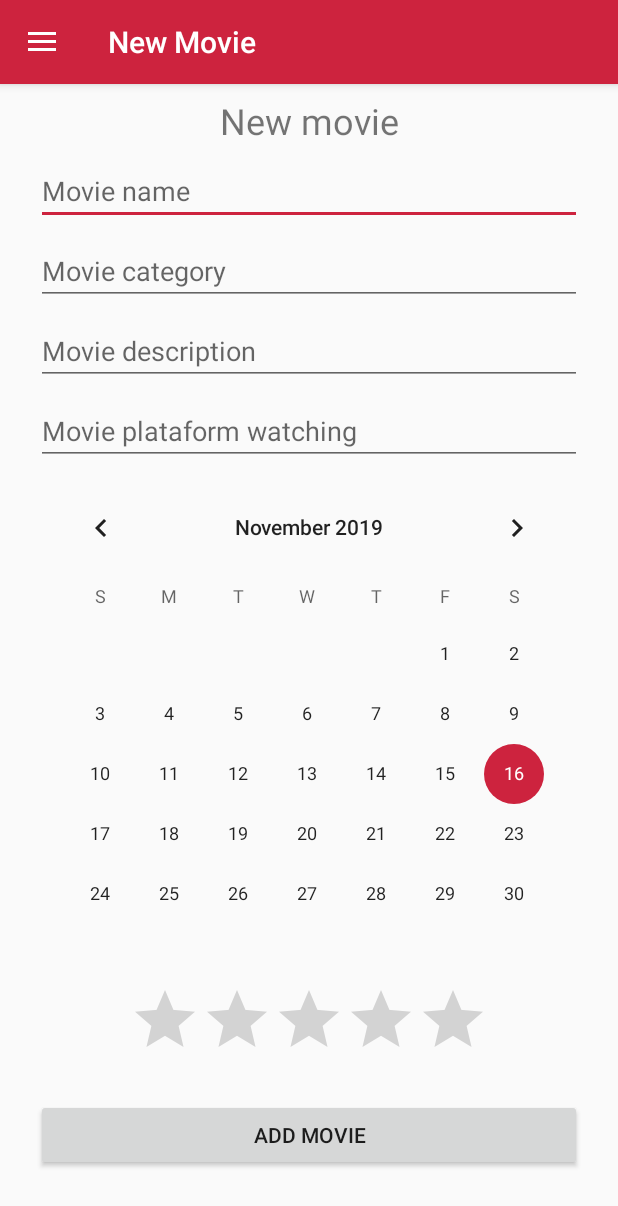
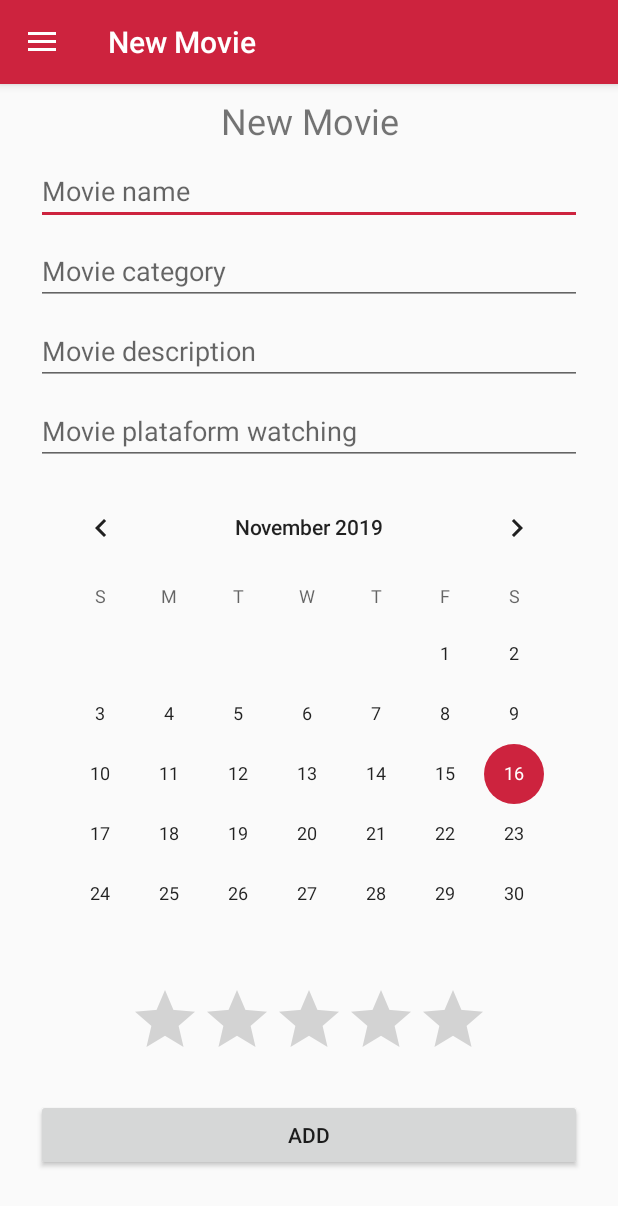
Before and after one commit to RenatoSousaA/MyMovie, an Android app: the screen it shows after launch once a user with an empty profile is signed in (MainActivity), in the side drawer, after a tap on "New Movie", on a phone screen of 412 x 824 dp. Shown: the top 1206 px of the screen. Run offline under Robolectric (Android 15) with nearby library versions, the phone set to English and light mode, and no system bars; our stand-ins replace Firebase (no records; nobody signed in at launch, a user with empty details on screens opened directly), Room's generated code, navigation-ui; libraries missing offline, so code that uses them is left out: me.dm7.barcodescanner; 3 statements that could not run were skipped.

Commit message:
- Correção dos modulos de DI; - Adição dos modelos do Koin (DI) no MyApplication; - Correção do model Movie; - Reagrupamento dos itens do ORM room; - Alteração do nome newMovie para Movie, pois irá adicionar e editar. Quase pronto, mas ainda falta validar campos e trocar de fragmento.

```diff
--- a/app/src/main/AndroidManifest.xml
+++ b/app/src/main/AndroidManifest.xml
@@ -25,6 +25,7 @@
             android:required="true"/>
 
     <application
+            android:name=".MyApplication"
             android:allowBackup="true"
             android:icon="@mipmap/ic_launcher"
             android:label="@string/app_name"
--- a/app/src/main/java/br/com/fiap/androidfinalprojeto/dao/MovieDao.kt
+++ b/app/src/main/java/br/com/fiap/androidfinalprojeto/room/dao/MovieDao.kt
@@ -1,8 +1,8 @@
-package br.com.fiap.androidfinalprojeto.dao
+package br.com.fiap.androidfinalprojeto.room.dao
 
 import androidx.lifecycle.LiveData
 import androidx.room.*
-import br.com.fiap.androidfinalprojeto.model.Movie
+import br.com.fiap.androidfinalprojeto.room.model.Movie
 
 @Dao
 interface MovieDao {
--- a/app/src/main/java/br/com/fiap/androidfinalprojeto/dao/MyMovieDatabase.kt
+++ b/app/src/main/java/br/com/fiap/androidfinalprojeto/room/dao/MyMovieDatabase.kt
@@ -1,11 +1,11 @@
-package br.com.fiap.androidfinalprojeto.dao
+package br.com.fiap.androidfinalprojeto.room.dao
 
 import android.content.Context
 import androidx.room.Database
 import androidx.room.Room
 import androidx.room.RoomDatabase
 import androidx.room.TypeConverters
-import br.com.fiap.androidfinalprojeto.model.Movie
+import br.com.fiap.androidfinalprojeto.room.model.Movie
 import br.com.fiap.androidfinalprojeto.util.Converters
 
 @Database(entities = [Movie::class], version = 1)
@@ -15,6 +15,7 @@ public abstract class MyMovieDatabase : RoomDatabase() {
     abstract fun movieDao(): MovieDao
 
     companion object {
+
         @Volatile
         private var INSTANCE: MyMovieDatabase? = null
 
--- /dev/null
+++ b/app/src/main/java/br/com/fiap/androidfinalprojeto/room/model/Movie.kt
@@ -0,0 +1,19 @@
+package br.com.fiap.androidfinalprojeto.room.model
+
+import androidx.room.Entity
+import androidx.room.PrimaryKey
+import java.util.*
+
+//Adotar padrão de 5 caracteres para as tabelas
+//3 para prefixo e 2 para ordem entre pais e filhos
+@Entity(tableName = "MVE01")
+class Movie(
+    @PrimaryKey(autoGenerate = true)
+    val id: Long = 0,
+    var name: String = "",
+    var displayDate: Date = Calendar.getInstance().getTime(), // Aceito somente com a implementação da classe Converters e a decoração TypeConverters em MyMovieDatabase
+    var description: String = "",
+    var category: String = "",
+    var displayPlatform: String = "",
+    var score: Float = 0.toFloat()
+)
--- a/app/src/main/java/br/com/fiap/androidfinalprojeto/repository/MovieRepository.kt
+++ b/app/src/main/java/br/com/fiap/androidfinalprojeto/room/repository/MovieRepository.kt
@@ -1,9 +1,9 @@
-package br.com.fiap.androidfinalprojeto.repository
+package br.com.fiap.androidfinalprojeto.room.repository
 
 import androidx.annotation.WorkerThread
 import androidx.lifecycle.LiveData
-import br.com.fiap.androidfinalprojeto.dao.MovieDao
-import br.com.fiap.androidfinalprojeto.model.Movie
+import br.com.fiap.androidfinalprojeto.room.dao.MovieDao
+import br.com.fiap.androidfinalprojeto.room.model.Movie
 
 class MovieRepository(private val movieDao: MovieDao) {
 
--- a/app/src/main/java/br/com/fiap/androidfinalprojeto/view/main/ui/all_movie/AllMoviesFragment.kt
+++ b/app/src/main/java/br/com/fiap/androidfinalprojeto/view/main/ui/all_movie/AllMoviesFragment.kt
@@ -28,4 +28,8 @@ class AllMoviesFragment : Fragment() {
         })
         return root
     }
+
+    companion object {
+        const val EXTRA_MOVIEID = "br.com.fiap.androidfinalprojeto.allmoviesfragment.EXTRA_MOVIEID"
+    }
 }
--- /dev/null
+++ b/app/src/main/java/br/com/fiap/androidfinalprojeto/view/main/ui/movie/MovieFragment.kt
@@ -0,0 +1,99 @@
+package br.com.fiap.androidfinalprojeto.view.main.ui.movie
+
+import android.os.Bundle
+import android.view.LayoutInflater
+import android.view.View
+import android.view.ViewGroup
+import android.widget.*
+import androidx.fragment.app.Fragment
+import br.com.fiap.androidfinalprojeto.R
+import br.com.fiap.androidfinalprojeto.view.main.ui.all_movie.AllMoviesFragment
+import org.koin.android.viewmodel.ext.android.viewModel
+import java.lang.Exception
+import java.util.*
+
+class MovieFragment : Fragment() {
+
+    //Usando Koin para injetar dependencia
+    private val movieViewModel: MovieViewModel by viewModel()
+
+    override fun onCreateView(
+        inflater: LayoutInflater,
+        container: ViewGroup?,
+        savedInstanceState: Bundle?
+    ): View? {
+
+        val root = inflater.inflate(R.layout.fragment_new_movie, container, false)
+
+        //Carrega itens do layout
+        val btMovieSave = root.findViewById<Button>(R.id.btMovieSave)
+        val etMovieName = root.findViewById<EditText>(R.id.etMovieName)
+        val etMovieDescription = root.findViewById<EditText>(R.id.etMovieDescription)
+        val etMovieCategory = root.findViewById<EditText>(R.id.etMovieCategory)
+        val etMovieDisplayPlataform = root.findViewById<EditText>(R.id.etMovieDisplayPlataform)
+        val rbMovieScore = root.findViewById<RatingBar>(R.id.rbMovieScore)
+        val cvMovieDisplayDate = root.findViewById<CalendarView>(R.id.cvMovieDisplayDate)
+
+        //Checa modo do fragmento, add ou up
+        btMovieSave.setText(R.string.Add)
+        if(arguments !=null){
+            val id: Long? = arguments?.getLong(EXTRA_MOVIEID);
+            if(id!=null && id>0) {
+                movieViewModel.loadMovie(id)
+                btMovieSave.setText(R.string.Update)
+            }
+        }
+
+        //Seta valor para os itens do layout
+        etMovieName.setText(movieViewModel.movie.name)
+        etMovieDescription.setText(movieViewModel.movie.description)
+        etMovieCategory.setText(movieViewModel.movie.category)
+        etMovieDisplayPlataform.setText(movieViewModel.movie.displayPlatform)
+        rbMovieScore.rating =  movieViewModel.movie.score
+        cvMovieDisplayDate.setDate(movieViewModel.movie.displayDate.time,true,true)
+
+        //Ação de persistencia
+        btMovieSave.setOnClickListener() {
+            try {
+
+                val movie = movieViewModel.movie
+                movie.name = etMovieName.text.toString()
+                movie.description = etMovieDescription.text.toString()
+                movie.category = etMovieCategory.text.toString()
+                movie.displayPlatform = etMovieDisplayPlataform.text.toString()
+                movie.displayDate= Date(cvMovieDisplayDate.date)
+                movie.score = rbMovieScore.rating
+                movieViewModel.saveChanges()
+
+                //Avisa usuário
+                Toast.makeText(getActivity(), R.string.movie_added, Toast.LENGTH_LONG).show()
+
+                //Redireciona para lista de movies
+                val f: Fragment = AllMoviesFragment()
+                val args = Bundle()
+                args.putLong(AllMoviesFragment.EXTRA_MOVIEID, movie.id)
+                f.arguments = args
+
+                //Troca de fragmento - Rever
+                /*
+                val ft = fragmentManager?.beginTransaction()
+                ft?.replace(R.id.placeholder, f)
+                ft?.addToBackStack(null)
+                ft?.commit()
+                */
+
+
+            } catch (ex: Exception) {
+                Toast.makeText(getActivity(),ex.message, Toast.LENGTH_LONG).show()
+            }
+        }
+
+        return root
+
+    }
+
+    companion object {
+        const val EXTRA_MOVIEID = "br.com.fiap.androidfinalprojeto.newmoviewfragment.EXTRA_MOVIEID"
+    }
+
+}
--- a/app/src/main/java/br/com/fiap/androidfinalprojeto/view/main/ui/newMovie/NewMovieFragment.kt
+++ /dev/null
@@ -1,31 +0,0 @@
-package br.com.fiap.androidfinalprojeto.view.main.ui.newMovie
-
-import android.os.Bundle
-import android.view.LayoutInflater
-import android.view.View
-import android.view.ViewGroup
-import android.widget.TextView
-import androidx.fragment.app.Fragment
-import androidx.lifecycle.Observer
-import androidx.lifecycle.ViewModelProviders
-import br.com.fiap.androidfinalprojeto.R
-
-class NewMovieFragment : Fragment() {
-
-    private lateinit var newMovieViewModel: NewMovieViewModel
-
-    override fun onCreateView(
-        inflater: LayoutInflater,
-        container: ViewGroup?,
-        savedInstanceState: Bundle?
-    ): View? {
-        newMovieViewModel =
-            ViewModelProviders.of(this).get(NewMovieViewModel::class.java)
-        val root = inflater.inflate(R.layout.fragment_new_movie, container, false)
-        val textView: TextView = root.findViewById(R.id.text_new_movie)
-        newMovieViewModel.text.observe(this, Observer {
-            textView.text = it
-        })
-        return root
-    }
-}
--- a/app/src/main/java/br/com/fiap/androidfinalprojeto/view/main/ui/newMovie/NewMovieViewModel.kt
+++ /dev/null
@@ -1,13 +0,0 @@
-package br.com.fiap.androidfinalprojeto.view.main.ui.newMovie
-
-import androidx.lifecycle.LiveData
-import androidx.lifecycle.MutableLiveData
-import androidx.lifecycle.ViewModel
-
-class NewMovieViewModel : ViewModel() {
-
-    private val _text = MutableLiveData<String>().apply {
-        value = "New movie"
-    }
-    val text: LiveData<String> = _text
-}
--- a/app/src/main/res/layout/app_bar_main.xml
+++ b/app/src/main/res/layout/app_bar_main.xml
@@ -20,6 +20,8 @@
 
     </com.google.android.material.appbar.AppBarLayout>
 
-    <include layout="@layout/content_main" />
+    <include
+            android:id="@+id/placeholder"
+            layout="@layout/content_main" />
 
 </androidx.coordinatorlayout.widget.CoordinatorLayout>
--- a/app/src/main/res/layout/fragment_new_movie.xml
+++ b/app/src/main/res/layout/fragment_new_movie.xml
@@ -24,23 +24,23 @@
                 app:layout_constraintEnd_toEndOf="parent"
                 app:layout_constraintStart_toStartOf="parent" app:layout_constraintTop_toTopOf="parent"/>
         <RatingBar
-                android:id="@+id/rating_bar"
+                android:id="@+id/rbMovieScore"
                 android:layout_width="wrap_content" android:layout_height="wrap_content"
                 android:layout_marginStart="16dp"
                 android:layout_marginEnd="16dp"
                 app:layout_constraintEnd_toEndOf="@+id/text_new_movie"
                 app:layout_constraintStart_toStartOf="@+id/text_new_movie"
-                app:layout_constraintTop_toBottomOf="@+id/calendar_view"/>
+                app:layout_constraintTop_toBottomOf="@+id/cvMovieDisplayDate"/>
         <CalendarView
-                android:id="@+id/calendar_view"
+                android:id="@+id/cvMovieDisplayDate"
                 android:layout_width="0dp" android:layout_height="wrap_content"
                 android:layout_marginStart="16dp"
                 android:layout_marginTop="8dp"
                 android:layout_marginEnd="16dp"
                 app:layout_constraintEnd_toEndOf="@+id/text_new_movie" app:layout_constraintHorizontal_bias="1.0"
-                app:layout_constraintStart_toStartOf="@+id/text_new_movie" app:layout_constraintTop_toBottomOf="@+id/et_plataform"/>
+                app:layout_constraintStart_toStartOf="@+id/text_new_movie" app:layout_constraintTop_toBottomOf="@+id/etMovieDisplayPlataform"/>
         <Button
-                android:id="@+id/bt_add"
+                android:id="@+id/btMovieSave"
                 android:layout_width="0dp"
                 android:layout_height="wrap_content" android:layout_marginStart="16dp"
                 android:layout_marginEnd="16dp"
@@ -48,9 +48,9 @@
                 android:text="Add movie"
                 app:layout_constraintBottom_toBottomOf="parent"
                 app:layout_constraintEnd_toEndOf="@+id/text_new_movie"
-                app:layout_constraintStart_toStartOf="@+id/text_new_movie" app:layout_constraintTop_toBottomOf="@+id/rating_bar"/>
+                app:layout_constraintStart_toStartOf="@+id/text_new_movie" app:layout_constraintTop_toBottomOf="@+id/rbMovieScore"/>
         <EditText
-                android:id="@+id/et_category"
+                android:id="@+id/etMovieCategory"
                 android:layout_width="0dp"
                 android:layout_height="wrap_content"
                 android:layout_marginStart="16dp"
@@ -60,9 +60,9 @@
                 android:hint="Movie category"
                 android:inputType="textPersonName"
                 app:layout_constraintEnd_toEndOf="@+id/text_new_movie" app:layout_constraintHorizontal_bias="0.0"
-                app:layout_constraintStart_toStartOf="@+id/text_new_movie" app:layout_constraintTop_toBottomOf="@+id/et_name_movie2"/>
+                app:layout_constraintStart_toStartOf="@+id/text_new_movie" app:layout_constraintTop_toBottomOf="@+id/etMovieName"/>
         <EditText
-                android:id="@+id/et_name_movie2"
+                android:id="@+id/etMovieName"
                 android:layout_width="0dp"
                 android:layout_height="wrap_content"
                 android:layout_marginStart="16dp"
@@ -73,7 +73,7 @@
                 app:layout_constraintEnd_toEndOf="@+id/text_new_movie"
                 app:layout_constraintStart_toStartOf="@+id/text_new_movie" app:layout_constraintTop_toBottomOf="@+id/text_new_movie"/>
         <EditText
-                android:id="@+id/et_description"
+                android:id="@+id/etMovieDescription"
                 android:layout_width="0dp"
                 android:layout_height="wrap_content"
                 android:layout_marginStart="16dp"
@@ -83,9 +83,9 @@
                 android:hint="Movie description"
                 android:inputType="textMultiLine"
                 app:layout_constraintEnd_toEndOf="@+id/text_new_movie"
-                app:layout_constraintStart_toStartOf="@+id/text_new_movie" app:layout_constraintTop_toBottomOf="@+id/et_category"/>
+                app:layout_constraintStart_toStartOf="@+id/text_new_movie" app:layout_constraintTop_toBottomOf="@+id/etMovieCategory"/>
         <EditText
-                android:id="@+id/et_plataform"
+                android:id="@+id/etMovieDisplayPlataform"
                 android:layout_width="0dp"
                 android:layout_height="wrap_content"
                 android:layout_marginStart="16dp"
@@ -97,7 +97,7 @@
                 android:inputType="textMultiLine"
                 app:layout_constraintEnd_toEndOf="@+id/text_new_movie"
                 app:layout_constraintHorizontal_bias="1.0" app:layout_constraintStart_toStartOf="@+id/text_new_movie"
-                app:layout_constraintTop_toBottomOf="@+id/et_description"/>
+                app:layout_constraintTop_toBottomOf="@+id/etMovieDescription"/>
     </androidx.constraintlayout.widget.ConstraintLayout>
 
 </ScrollView>
--- a/app/src/main/res/navigation/mobile_navigation.xml
+++ b/app/src/main/res/navigation/mobile_navigation.xml
@@ -13,7 +13,7 @@
 
     <fragment
             android:id="@+id/nav_new_movie"
-            android:name="br.com.fiap.androidfinalprojeto.view.main.ui.newMovie.NewMovieFragment"
+            android:name="br.com.fiap.androidfinalprojeto.view.main.ui.movie.MovieFragment"
             android:label="@string/menu_new_movie"
     />
 
--- a/app/src/main/res/values/strings.xml
+++ b/app/src/main/res/values/strings.xml
@@ -42,4 +42,8 @@
     <string name="title_code_qr">Read the QR Code to access the movie</string>
     <string name="obs_code_qr">Position the camera in front of the code.</string>
     <string name="text_loading">Loading</string>
+    <string name="Update">Update</string>
+    <string name="Add">Add</string>
+    <string name="movie_added">Movie added!</string>
+    <string name="item_not_found">Item not found!</string>
 </resources>
```
Also changed, not shown: app/src/main/java/br/com/fiap/androidfinalprojeto/MyApplication.kt (added, +32 -0 lines), app/src/main/java/br/com/fiap/androidfinalprojeto/di/Modules.kt (+7 -6 lines), app/src/main/java/br/com/fiap/androidfinalprojeto/model/Movie.kt (deleted, +0 -20 lines), app/src/main/java/br/com/fiap/androidfinalprojeto/view/main/ui/movie/MovieViewModel.kt (added, +29 -0 lines), app/src/main/java/br/com/fiap/androidfinalprojeto/view/movie/MovieViewModel.kt (deleted, +0 -24 lines).
